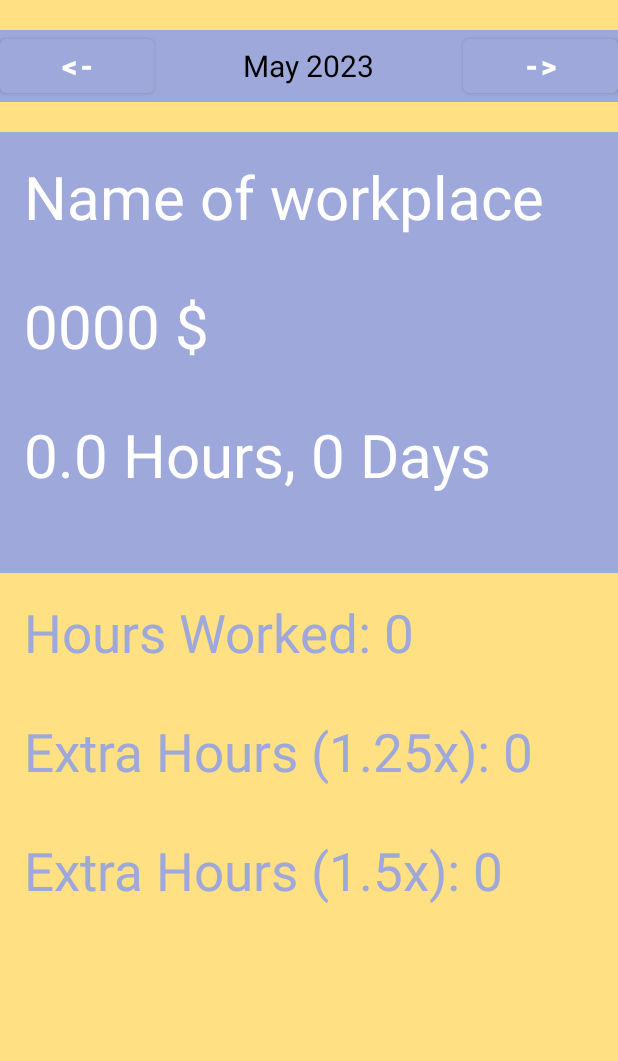
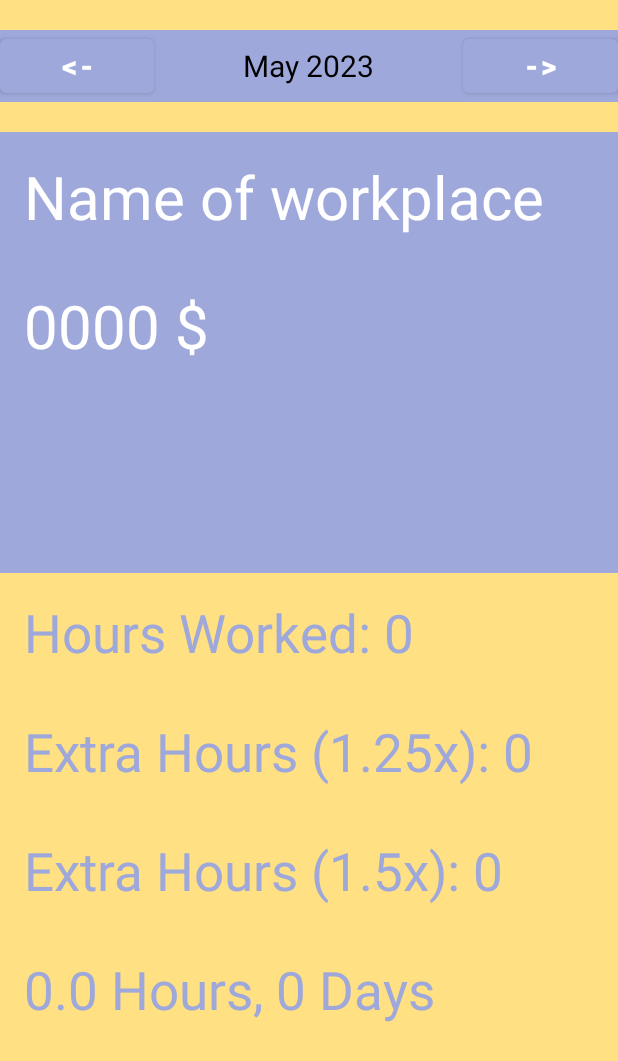
Before and after one commit to YairZeruya/FollowYourShifts, an Android app: the ViewIncomeActivity screen opened directly, with no data from a screen before it, on a phone screen of 412 x 824 dp. Shown: the top 1061 px of the screen. Run offline under Robolectric (Android 15) with nearby library versions, the light colour scheme and no system bars.

Commit message:
view changes

```diff
--- a/app/src/main/java/com/example/followyourshifts/Activities/ChooseIncomeActivity.java
+++ b/app/src/main/java/com/example/followyourshifts/Activities/ChooseIncomeActivity.java
@@ -43,7 +43,6 @@ public class ChooseIncomeActivity extends AppCompatActivity implements Workplace
         findViews();
         initViews();
 
-        topTextView.setText("Hi Yair, choose a workplace to view its income!");
         onClicklisteners();
     }
 
--- a/app/src/main/java/com/example/followyourshifts/Activities/ViewIncomeActivity.java
+++ b/app/src/main/java/com/example/followyourshifts/Activities/ViewIncomeActivity.java
@@ -120,8 +120,8 @@ public class ViewIncomeActivity extends AppCompatActivity {
                 extraHours1_5 += shift.getExtraHours1_5();
             }
             work_place_name_textView.setText("Workplace Name: " + name);
-            salary_text_view.setText(totalIncome + "$");
-            hours_days_text_view.setText("Total Hours Worked: " + totalHoursWorked + " ," + numShifts + " Days");
+            salary_text_view.setText("Total Income: " + totalIncome + "$");
+            hours_days_text_view.setText(totalHoursWorked + " Hours Total ," + numShifts + " Days");
             hours_worked_text_view.setText("Hours (1.0x): " + (totalHoursWorked- extraHours1_5- extraHours1_25) + " Hours");
             extra_hours_125_text_view.setText("Extra Hours (1.25x): " + extraHours1_25);
             extra_hours_150_text_view.setText("Extra Hours (1.50x): " + extraHours1_5);
--- a/app/src/main/java/com/example/followyourshifts/Objects/Workplace.java
+++ b/app/src/main/java/com/example/followyourshifts/Objects/Workplace.java
@@ -59,10 +59,7 @@ public class Workplace {
 
     @Override
     public String toString() {
-        return "Workplace{" +
-                "name='" + name + '\'' +
-                ", salaryPerHour=" + salaryPerHour +
-                '}';
+        return name  + ", " + ", salary Per Hour-" + salaryPerHour;
     }
 
     public void removeShift(Shift selectedShift) {
--- a/app/src/main/res/layout/add_shift_layout.xml
+++ b/app/src/main/res/layout/add_shift_layout.xml
@@ -30,7 +30,9 @@
     <Spinner
         android:id="@+id/workplaceSpinner"
         android:layout_width="match_parent"
-        android:layout_height="wrap_content" />
+        android:layout_height="wrap_content"
+        android:textColor="@android:color/white"
+        android:padding="16dp" />
 
     <Button
         android:id="@+id/submitButton"
--- a/app/src/main/res/layout/choose_income_board.xml
+++ b/app/src/main/res/layout/choose_income_board.xml
@@ -16,9 +16,11 @@
             android:layout_width="wrap_content"
             android:layout_height="wrap_content"
             android:layout_centerInParent="true"
-            android:text="Your Text"
+            android:text="Hi User, choose a workplace to view its income!"
             android:textColor="@android:color/white"
-            android:textSize="18sp" />
+            android:textSize="25sp"
+            android:padding="16dp"
+            android:textStyle="bold|italic"/>
 
     </RelativeLayout>
 
--- a/app/src/main/res/layout/remove_shift_layout.xml
+++ b/app/src/main/res/layout/remove_shift_layout.xml
@@ -11,7 +11,8 @@
         android:id="@+id/shiftSpinner"
         android:layout_width="match_parent"
         android:layout_height="wrap_content"
-        android:layout_margin="16dp" />
+        android:layout_margin="16dp"
+        android:padding="5dp"/>
 
     <Button
         android:id="@+id/removeButton"
--- a/app/src/main/res/layout/shifts_fragment.xml
+++ b/app/src/main/res/layout/shifts_fragment.xml
@@ -10,12 +10,14 @@
         android:layout_width="wrap_content"
         android:layout_height="wrap_content"
         android:text="Click on a date to see its shifts"
-        android:textSize="16sp"
-        android:textColor="@android:color/black"
         android:gravity="center"
         android:layout_gravity="center"
         android:layout_alignParentTop="true"
         android:layout_centerHorizontal="true"
+        android:textColor="@color/blue_300"
+        android:textSize="25sp"
+        android:padding="16dp"
+        android:textStyle="bold|italic"
         />
 
     <androidx.recyclerview.widget.RecyclerView
--- a/app/src/main/res/layout/view_income_board.xml
+++ b/app/src/main/res/layout/view_income_board.xml
@@ -78,15 +78,6 @@
             android:padding="16dp" />
 
         <!-- Hours and Days TextView -->
-        <TextView
-            android:id="@+id/hours_days_text_view"
-            android:layout_width="match_parent"
-            android:layout_height="wrap_content"
-            android:layout_below="@id/salary_text_view"
-            android:text="0.0 Hours, 0 Days"
-            android:textColor="@android:color/white"
-            android:textSize="40sp"
-            android:padding="16dp" />
     </RelativeLayout>
 
 
@@ -130,6 +121,15 @@
             android:textColor="@color/blue_300"
             android:textSize="35sp"
             android:padding="16dp" />
+        <TextView
+            android:id="@+id/hours_days_text_view"
+            android:layout_width="match_parent"
+            android:layout_height="wrap_content"
+            android:layout_below="@id/extra_hours_150_text_view"
+            android:text="0.0 Hours, 0 Days"
+            android:textColor="@color/blue_300"
+            android:textSize="35sp"
+            android:padding="16dp" />
     </RelativeLayout>
 
 </LinearLayout>
```
Also changed, not shown: app/src/main/java/com/example/followyourshifts/Objects/Shift.java (+4 -6 lines), app/src/main/res/layout/add_workplace_layout.xml (+6 -2 lines).
